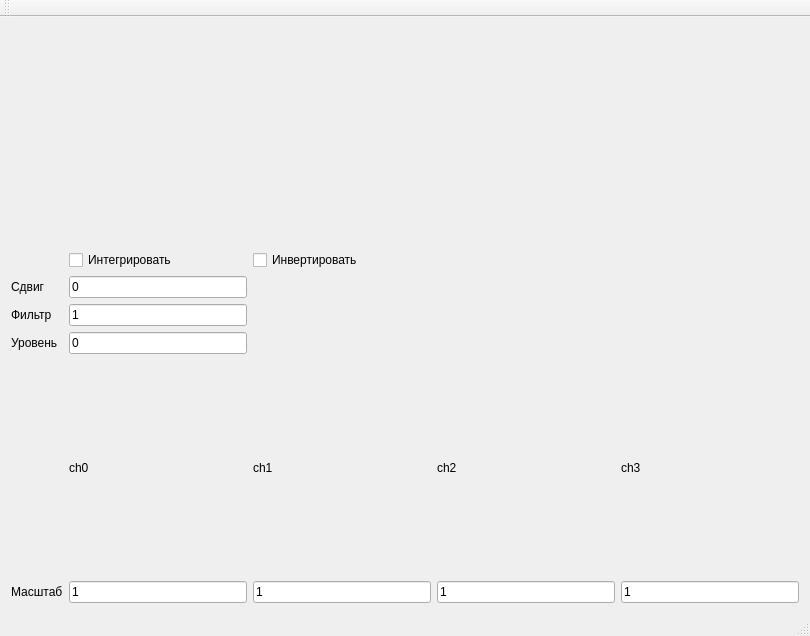
Megavolos/fromfiles, file mainwindow.ui: the form before one commit.
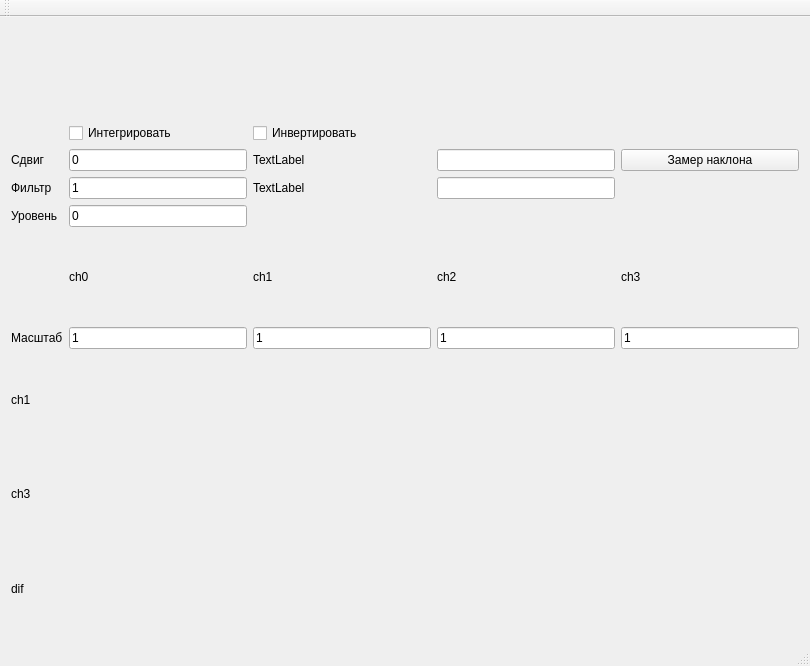
The form after the commit. Custom widgets are drawn as their Qt base class.

```diff
--- a/mainwindow.ui
+++ b/mainwindow.ui
@@ -7,7 +7,7 @@
     <x>0</x>
     <y>0</y>
     <width>810</width>
-    <height>636</height>
+    <height>666</height>
    </rect>
   </property>
   <property name="windowTitle">
@@ -15,6 +15,20 @@
   </property>
   <widget class="QWidget" name="centralWidget">
    <layout class="QGridLayout" name="gridLayout">
+    <item row="7" column="1">
+     <widget class="QLabel" name="degrees1">
+      <property name="text">
+       <string/>
+      </property>
+     </widget>
+    </item>
+    <item row="8" column="1">
+     <widget class="QLabel" name="degrees2">
+      <property name="text">
+       <string/>
+      </property>
+     </widget>
+    </item>
     <item row="6" column="2">
      <widget class="QLineEdit" name="div1">
       <property name="text">
@@ -123,6 +137,9 @@
       </property>
      </widget>
     </item>
+    <item row="2" column="3">
+     <widget class="QLineEdit" name="lineEdit_3"/>
+    </item>
     <item row="5" column="4">
      <widget class="QLabel" name="label_8">
       <property name="text">
@@ -130,6 +147,9 @@
       </property>
      </widget>
     </item>
+    <item row="3" column="3">
+     <widget class="QLineEdit" name="lineEdit_4"/>
+    </item>
     <item row="1" column="2">
      <widget class="QCheckBox" name="checkBox_2">
       <property name="text">
@@ -137,6 +157,55 @@
       </property>
      </widget>
     </item>
+    <item row="3" column="2">
+     <widget class="QLabel" name="label_10">
+      <property name="text">
+       <string>TextLabel</string>
+      </property>
+     </widget>
+    </item>
+    <item row="2" column="2">
+     <widget class="QLabel" name="label_9">
+      <property name="text">
+       <string>TextLabel</string>
+      </property>
+     </widget>
+    </item>
+    <item row="2" column="4">
+     <widget class="QPushButton" name="measureAngleButton">
+      <property name="text">
+       <string>Замер наклона</string>
+      </property>
+     </widget>
+    </item>
+    <item row="8" column="0">
+     <widget class="QLabel" name="val1">
+      <property name="text">
+       <string>ch3</string>
+      </property>
+     </widget>
+    </item>
+    <item row="7" column="0">
+     <widget class="QLabel" name="val2">
+      <property name="text">
+       <string>ch1</string>
+      </property>
+     </widget>
+    </item>
+    <item row="9" column="0">
+     <widget class="QLabel" name="dif">
+      <property name="text">
+       <string>dif</string>
+      </property>
+     </widget>
+    </item>
+    <item row="9" column="1">
+     <widget class="QLabel" name="dif_val">
+      <property name="text">
+       <string/>
+      </property>
+     </widget>
+    </item>
    </layout>
   </widget>
   <widget class="QMenuBar" name="menuBar">
```
